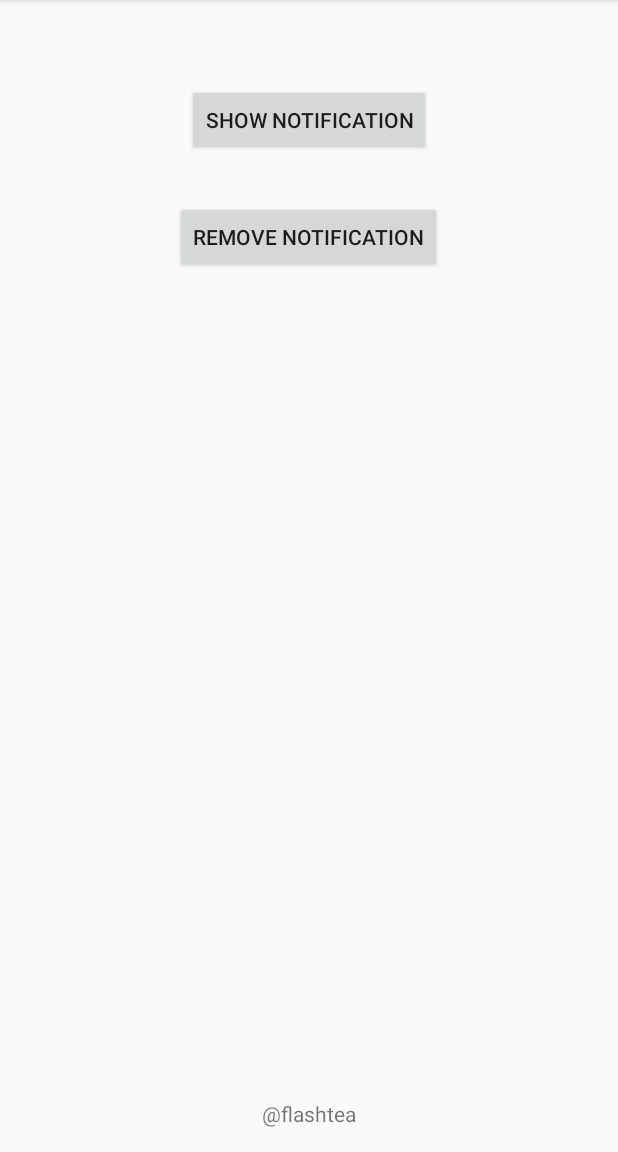
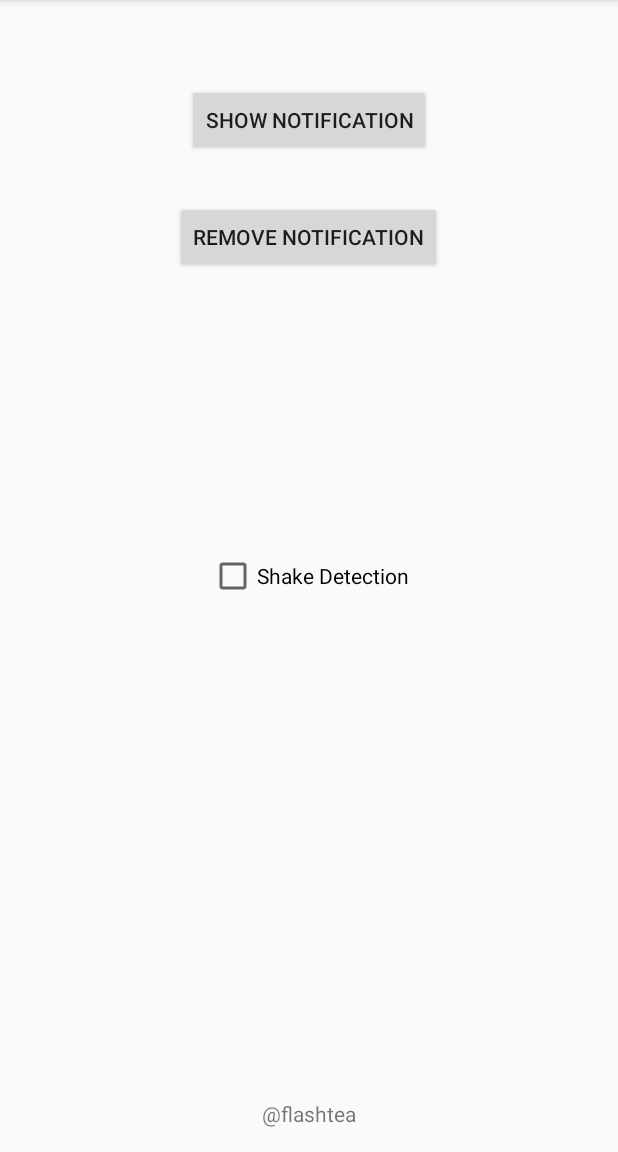
Before and after one commit to ChHofer/LockScreenCount, an Android app: the screen it shows after launch (MainActivity), on a phone screen of 412 x 824 dp, the part 84-1236 px from its top. Run offline under Robolectric (Android 15) with nearby library versions, the phone set to English and light mode, and no system bars.

Commit message:
Version 1.2: Added Setting to turn Shake Detection On/Off.

```diff
--- a/app/src/main/java/com/flashtea/lockscreencount/MainActivity.java
+++ b/app/src/main/java/com/flashtea/lockscreencount/MainActivity.java
@@ -6,6 +6,7 @@ import android.content.BroadcastReceiver;
 import android.content.Context;
 import android.content.Intent;
 import android.content.IntentFilter;
+import android.content.SharedPreferences;
 import android.hardware.Sensor;
 import android.hardware.SensorManager;
 import android.os.Bundle;
@@ -15,6 +16,7 @@ import android.support.v7.app.AppCompatActivity;
 import android.util.Log;
 import android.view.View;
 import android.widget.Button;
+import android.widget.CheckBox;
 import android.widget.RemoteViews;
 
 public class MainActivity extends AppCompatActivity{
@@ -32,6 +34,8 @@ public class MainActivity extends AppCompatActivity{
     private ShakeDetector mShakeDetector;
 
     Vibrator v;
+    SharedPreferences sharedPreferences;
+    CheckBox checkBox;
 
     BroadcastReceiver broadcastReceiverAdd = new BroadcastReceiver() {
         @Override
@@ -53,6 +57,15 @@ public class MainActivity extends AppCompatActivity{
     protected void onCreate(Bundle savedInstanceState) {
         super.onCreate(savedInstanceState);
         setContentView(R.layout.activity_main);
+
+        checkBox = (CheckBox) findViewById(R.id.shakeCheckBox);
+        sharedPreferences = getApplicationContext().getSharedPreferences(
+                getString(R.string.preferencekey), Context.MODE_PRIVATE);
+        if(sharedPreferences.getBoolean("shake",false)){
+            checkBox.setChecked(true);
+        }else{
+            checkBox.setChecked(false);
+        }
 
         registerReceiver(broadcastReceiverAdd, new IntentFilter("ADD_COUNT"));
         registerReceiver(broadcastReceiverReset, new IntentFilter("RESET_COUNT"));
@@ -83,6 +96,7 @@ public class MainActivity extends AppCompatActivity{
 
             @Override
             public void onShake() {
+                if(sharedPreferences.getBoolean("shake",false)){
                     if(notificationManager!= null) {
                         if (notificationManager.getActiveNotifications().length > 0) {
                             Log.w("flashtea.log", "Shake");
@@ -93,7 +107,24 @@ public class MainActivity extends AppCompatActivity{
                         }
                     }
                 }
+            }
         });
+    }
+
+    public void onCheckboxClicked(View view) {
+        // Is the view now checked?
+        boolean checked = ((CheckBox) view).isChecked();
+
+        // Check which checkbox was clicked
+        switch(view.getId()) {
+            case R.id.shakeCheckBox:
+                if (checked) {
+                    sharedPreferences.edit().putBoolean("shake",true).apply();
+                }else{
+                    sharedPreferences.edit().putBoolean("shake",false).apply();
+                }
+                break;
+        }
     }
 
     @Override
--- a/app/src/main/res/layout/activity_main.xml
+++ b/app/src/main/res/layout/activity_main.xml
@@ -33,4 +33,14 @@
         android:layout_alignParentBottom="true"
         android:layout_centerHorizontal="true"
         android:text="\@flashtea"/>
+
+    <CheckBox
+        android:layout_width="wrap_content"
+        android:layout_height="wrap_content"
+        android:text="Shake Detection"
+        android:id="@+id/shakeCheckBox"
+        android:layout_centerVertical="true"
+        android:layout_centerHorizontal="true"
+        android:checked="false"
+        android:onClick="onCheckboxClicked"/>
 </RelativeLayout>
--- a/app/src/main/res/values/strings.xml
+++ b/app/src/main/res/values/strings.xml
@@ -1,3 +1,4 @@
 <resources>
     <string name="app_name">Lock Screen Count</string>
+    <string name="preferencekey">flashtea.lockscreencounter</string>
 </resources>
```
Lines whose indentation alone changed are shown as unchanged.
